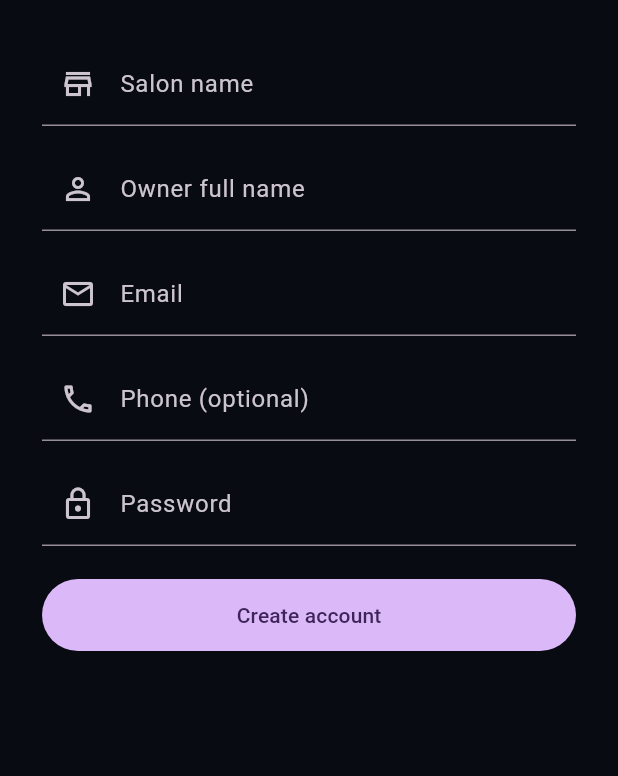
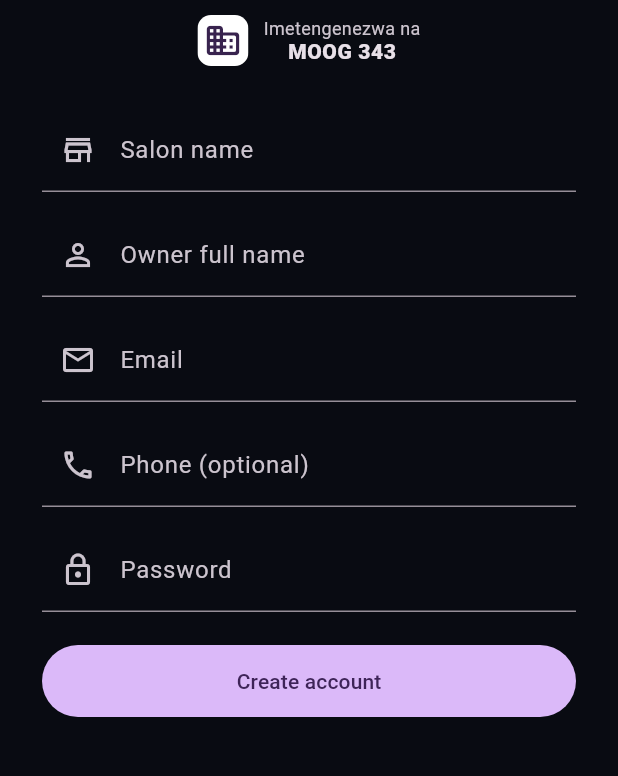
Before and after one commit to mipox331-netizen/makeupart-v8, a Flutter app: the screen it shows after launch, after a tap on "Create salon account", on a phone screen of 412 x 824 dp, the part 297-1073 px from its top. Run offline on Flutter 3.47's test engine with Material 3 defaults, Android fonts, the phone set to English and light mode, and no system bars; our stand-ins replace dio, flutter_secure_storage, image_picker, package_info_plus; network calls fail.

Commit message:
fix: harden MakeupArt V8 release and creator branding
Merge verified app branding, production readiness, and Android release-gate fixes.

```diff
--- a/makeup_art_v8/lib/main.dart
+++ b/makeup_art_v8/lib/main.dart
@@ -8,6 +8,7 @@ import 'pages/login_page.dart';
 import 'pages/subscription_page.dart';
 import 'services/api_client.dart';
 import 'services/update_service.dart';
+import 'widgets/developer_branding.dart';
 
 void main() {
   WidgetsFlutterBinding.ensureInitialized();
@@ -141,8 +142,38 @@ class _MakeupArtAppState extends State<MakeupArtApp> {
   @override
   Widget build(BuildContext context) {
     if (!ready) {
-      return const MaterialApp(
-        home: Scaffold(body: Center(child: CircularProgressIndicator())),
+      return MaterialApp(
+        debugShowCheckedModeBanner: false,
+        title: 'MakeupArt V8',
+        theme: ThemeData(
+          useMaterial3: true,
+          brightness: Brightness.dark,
+          colorSchemeSeed: const Color(0xFFB66DFF),
+          scaffoldBackgroundColor: const Color(0xFF090B12),
+        ),
+        home: const Scaffold(
+          body: Center(
+            child: Column(
+              mainAxisSize: MainAxisSize.min,
+              children: [
+                Icon(Icons.auto_awesome, size: 64),
+                SizedBox(height: 16),
+                Text(
+                  'MakeupArt V8',
+                  style: TextStyle(fontSize: 24, fontWeight: FontWeight.w800),
+                ),
+                SizedBox(height: 6),
+                DeveloperBranding(centered: true),
+                SizedBox(height: 20),
+                SizedBox(
+                  width: 28,
+                  height: 28,
+                  child: CircularProgressIndicator(strokeWidth: 2.5),
+                ),
+              ],
+            ),
+          ),
+        ),
       );
     }
 
--- a/makeup_art_v8/lib/pages/admin_page.dart
+++ b/makeup_art_v8/lib/pages/admin_page.dart
@@ -2,6 +2,7 @@ import 'package:flutter/material.dart';
 
 import '../services/api_client.dart';
 import '../widgets/license_page_button.dart';
+import '../widgets/developer_branding.dart';
 
 class AdminPage extends StatefulWidget {
   const AdminPage({super.key, required this.api, required this.onLogout});
@@ -162,6 +163,11 @@ class _AdminPageState extends State<AdminPage> {
               child: ListView(
                 padding: const EdgeInsets.all(18),
                 children: [
+                  const Align(
+                    alignment: Alignment.centerRight,
+                    child: DeveloperBranding(compact: true),
+                  ),
+                  const SizedBox(height: 8),
                   if (error != null) ...[
                     Text(
                       error!,
--- a/makeup_art_v8/lib/pages/beauty_page.dart
+++ b/makeup_art_v8/lib/pages/beauty_page.dart
@@ -9,6 +9,7 @@ import '../services/gallery_exporter.dart';
 import '../services/photo_look_service.dart';
 import '../services/recent_image_store.dart';
 import '../widgets/license_page_button.dart';
+import '../widgets/developer_branding.dart';
 import '../widgets/before_after_comparison.dart';
 import 'branding_settings_page.dart';
 
@@ -555,6 +556,11 @@ class _BeautyPageState extends State<BeautyPage> {
                         color: Colors.white.withValues(alpha: .78),
                       ),
                 ),
+                const SizedBox(height: 12),
+                const Align(
+                  alignment: Alignment.centerRight,
+                  child: DeveloperBranding(compact: true),
+                ),
               ],
             ),
           ),
--- a/makeup_art_v8/lib/pages/login_page.dart
+++ b/makeup_art_v8/lib/pages/login_page.dart
@@ -2,6 +2,7 @@ import 'package:dio/dio.dart';
 import 'package:flutter/material.dart';
 import '../services/api_client.dart';
 import '../widgets/license_page_button.dart';
+import '../widgets/developer_branding.dart';
 import 'register_page.dart';
 
 class LoginPage extends StatefulWidget {
@@ -107,6 +108,8 @@ class _LoginPageState extends State<LoginPage> {
                   ),
                   const SizedBox(height: 8),
                   const Text('AI beauty studio', textAlign: TextAlign.center),
+                  const SizedBox(height: 14),
+                  const DeveloperBranding(centered: true),
                   const SizedBox(height: 36),
                   TextField(
                     controller: email,
--- a/makeup_art_v8/lib/pages/register_page.dart
+++ b/makeup_art_v8/lib/pages/register_page.dart
@@ -3,6 +3,7 @@ import 'package:flutter/material.dart';
 
 import '../services/api_client.dart';
 import '../widgets/license_page_button.dart';
+import '../widgets/developer_branding.dart';
 
 class RegisterPage extends StatefulWidget {
   const RegisterPage({
@@ -160,6 +161,8 @@ class _RegisterPageState extends State<RegisterPage> {
                     fontWeight: FontWeight.bold,
                   ),
             ),
+            const SizedBox(height: 10),
+            const DeveloperBranding(centered: true),
             const SizedBox(height: 28),
             TextField(
               controller: salonName,
--- a/makeup_art_v8/lib/pages/subscription_page.dart
+++ b/makeup_art_v8/lib/pages/subscription_page.dart
@@ -1,6 +1,7 @@
 import 'package:flutter/material.dart';
 
 import '../widgets/license_page_button.dart';
+import '../widgets/developer_branding.dart';
 
 class SubscriptionPage extends StatelessWidget {
   const SubscriptionPage({
@@ -88,6 +89,8 @@ class SubscriptionPage extends StatelessWidget {
                       icon: const Icon(Icons.logout),
                       label: const Text('Sign out'),
                     ),
+                    const SizedBox(height: 18),
+                    const DeveloperBranding(centered: true),
                   ],
                 ),
               ),
--- /dev/null
+++ b/makeup_art_v8/lib/widgets/developer_branding.dart
@@ -0,0 +1,79 @@
+import 'package:flutter/material.dart';
+
+/// Credits MOOG 343 as the creator of MakeupArt V8 without changing the app's
+/// own product name.
+class DeveloperBranding extends StatelessWidget {
+  const DeveloperBranding({
+    super.key,
+    this.compact = false,
+    this.centered = false,
+  });
+
+  final bool compact;
+  final bool centered;
+
+  static const _logoUrl =
+      'https://www.google.com/s2/favicons?domain=moog-digital.blogspot.com&sz=128';
+
+  @override
+  Widget build(BuildContext context) {
+    final logoSize = compact ? 24.0 : 34.0;
+    final captionSize = compact ? 10.0 : 12.0;
+    final brandSize = compact ? 12.0 : 14.0;
+
+    final row = Row(
+      mainAxisSize: MainAxisSize.min,
+      children: [
+        ClipRRect(
+          borderRadius: BorderRadius.circular(compact ? 6 : 9),
+          child: Container(
+            width: logoSize,
+            height: logoSize,
+            alignment: Alignment.center,
+            color: Colors.white,
+            padding: const EdgeInsets.all(2),
+            child: Image.network(
+              _logoUrl,
+              width: logoSize - 4,
+              height: logoSize - 4,
+              fit: BoxFit.contain,
+              errorBuilder: (_, __, ___) => Icon(
+                Icons.business_rounded,
+                size: logoSize - 8,
+                color: const Color(0xFF38234E),
+              ),
+            ),
+          ),
+        ),
+        SizedBox(width: compact ? 7 : 10),
+        Column(
+          mainAxisSize: MainAxisSize.min,
+          crossAxisAlignment: centered
+              ? CrossAxisAlignment.center
+              : CrossAxisAlignment.start,
+          children: [
+            Text(
+              'Imetengenezwa na',
+              style: TextStyle(
+                fontSize: captionSize,
+                color: Theme.of(context).colorScheme.onSurfaceVariant,
+                height: 1.1,
+              ),
+            ),
+            const SizedBox(height: 2),
+            Text(
+              'MOOG 343',
+              style: TextStyle(
+                fontSize: brandSize,
+                fontWeight: FontWeight.w800,
+                letterSpacing: .4,
+                height: 1.1,
+              ),
+            ),
+          ],
+        ),
+      ],
+    );
+    return centered ? Center(child: row) : row;
+  }
+}
```
Also changed, not shown: 8 other files.
